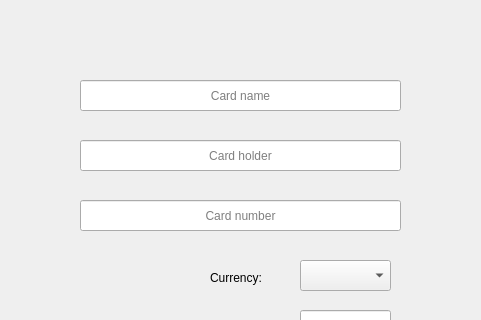
This is 3_Solution/CleverClient/addcarddialog.ui in georgecpp/CleverPocket as Qt 5 draws it before an edit; both pictures show x 160 to 641 and y 0 to 320 of the 800 by 600 pixel window. The edited form follows.
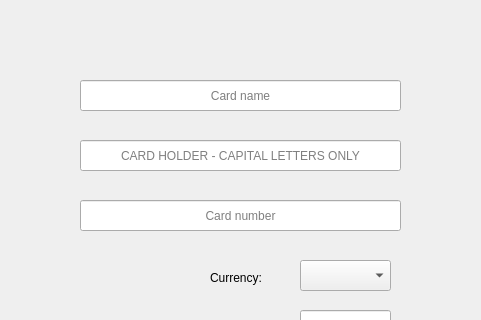
This is the edited form.

Commit message: [BIG UPDATE]: Add Card to server backend-done.

The edit to the form file:
```diff
--- a/3_Solution/CleverClient/addcarddialog.ui
+++ b/3_Solution/CleverClient/addcarddialog.ui
@@ -55,7 +55,7 @@
     <set>Qt::AlignCenter</set>
    </property>
    <property name="placeholderText">
-    <string>Card holder</string>
+    <string>CARD HOLDER - CAPITAL LETTERS ONLY</string>
    </property>
   </widget>
   <widget class="QLineEdit" name="cardNumberLineEdit">
```
Left out of the diff: 19 changed lines with no effect on the pictures. The commit also changes 14 other files.
